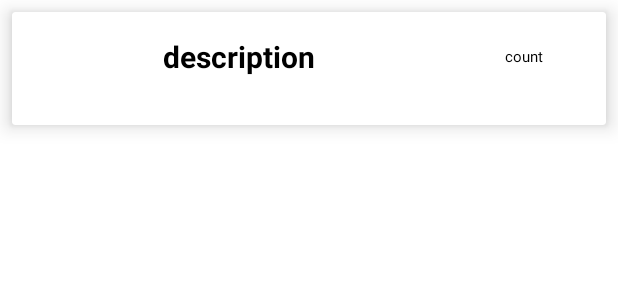
After one commit to RubberTeam/InventaApp, an Android app: the layout item_card.xml on its own in the app's theme, with its tools: preview values and no code run, on a phone screen of 412 x 824 dp. The commit adds this screen. Shown: the top 300 px of the screen. Run offline under Robolectric (Android 15) with nearby library versions, the phone set to English and light mode, and no system bars.

Commit message:
Item categories activity

```diff
--- a/app/src/main/java/ru/rubberteam/inventa/adapters/TaskProcessing.kt
+++ b/app/src/main/java/ru/rubberteam/inventa/adapters/TaskProcessing.kt
@@ -21,4 +21,8 @@ class TaskProcessing(tasks: MutableList<Task>) {
 		splitAddresses = addresses.map{ Pair(it.split(',')[1], it.replace(" ${it.split(',')[1]},", " ", false)) }
 		itemsGroupByAddress = allItems.groupBy{ it.itemLocation }
 	}
+
+	fun getCategories(position: String?): Map<String?, Int> {
+		return allItems.filter{it.itemLocation.equals(position)}.groupingBy { it -> it.itemDescription }.eachCount()
+	}
 }
--- /dev/null
+++ b/app/src/main/res/layout/item_card.xml
@@ -0,0 +1,49 @@
+<?xml version="1.0" encoding="utf-8"?>
+<androidx.cardview.widget.CardView xmlns:android="http://schemas.android.com/apk/res/android"
+    xmlns:app="http://schemas.android.com/apk/res-auto"
+    xmlns:tools="http://schemas.android.com/tools"
+    android:layout_width="match_parent"
+    android:layout_height="wrap_content"
+    app:cardElevation="8dp"
+    android:layout_margin="8dp">
+
+    <androidx.constraintlayout.widget.ConstraintLayout
+        android:id="@+id/linearLayout"
+        android:layout_width="match_parent"
+        android:layout_height="75dp">
+
+        <TextView
+            android:id="@+id/description"
+            android:layout_width="0dp"
+            android:layout_height="47dp"
+            android:layout_marginStart="16dp"
+            android:layout_marginTop="16dp"
+            android:layout_marginEnd="42dp"
+            android:text="description"
+            android:textAlignment="center"
+            android:textColor="@android:color/black"
+            android:textSize="20sp"
+            android:textStyle="bold"
+            app:layout_constraintEnd_toStartOf="@+id/counter"
+            app:layout_constraintStart_toStartOf="parent"
+            app:layout_constraintTop_toTopOf="parent" />
+
+        <TextView
+            android:id="@+id/counter"
+            android:layout_width="35dp"
+            android:layout_height="30dp"
+            android:layout_marginTop="30dp"
+            android:layout_marginEnd="32dp"
+            android:layout_marginBottom="30dp"
+            android:text="count"
+            android:textColor="@color/black"
+            android:textSize="10sp"
+            android:textStyle="normal"
+            app:layout_constraintBottom_toBottomOf="parent"
+            app:layout_constraintEnd_toEndOf="parent"
+            app:layout_constraintStart_toEndOf="@+id/description"
+            app:layout_constraintTop_toTopOf="parent" />
+
+    </androidx.constraintlayout.widget.ConstraintLayout>
+
+</androidx.cardview.widget.CardView>
--- a/app/src/main/res/values/strings.xml
+++ b/app/src/main/res/values/strings.xml
@@ -31,6 +31,7 @@
     <string name="hint_category">Категория объекта</string>
     <string name="hint_name_item">Наименование объекта</string>
     <string name="search_text">Поиск</string>
+    <string name="item_title">Item</string>
     <string name="clear_all_text">Очистить все</string>
 
     <string name="settings_text">Настройки</string>
```
Also changed, not shown: app/src/main/AndroidManifest.xml (+14 -27 lines), app/src/main/java/ru/rubberteam/inventa/activities/ItemsActivity.kt (added, +42 -0 lines), app/src/main/java/ru/rubberteam/inventa/adapters/ItemsAdapter.kt (added, +58 -0 lines), app/src/main/java/ru/rubberteam/inventa/adapters/TaskAdapter.kt (+16 -5 lines), app/src/main/res/layout/activity_items.xml (added, +37 -0 lines).
